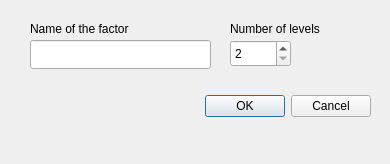
Old version of the form cogstat/ui/factor.ui in the repository cogstat/cogstat.
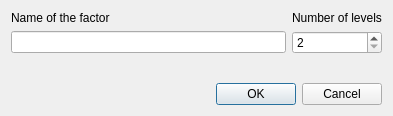
New version of the form.

Commit message: use layout manager for dialogs fixes #159

Diff of the .ui file:
```diff
--- a/cogstat/ui/factor.ui
+++ b/cogstat/ui/factor.ui
@@ -6,96 +6,66 @@
    <rect>
     <x>0</x>
     <y>0</y>
-    <width>390</width>
-    <height>164</height>
+    <width>393</width>
+    <height>116</height>
    </rect>
   </property>
-  <property name="sizePolicy">
-   <sizepolicy hsizetype="Fixed" vsizetype="Fixed">
-    <horstretch>0</horstretch>
-    <verstretch>0</verstretch>
-   </sizepolicy>
-  </property>
-  <property name="minimumSize">
-   <size>
-    <width>390</width>
-    <height>164</height>
-   </size>
-  </property>
-  <property name="maximumSize">
-   <size>
-    <width>390</width>
-    <height>164</height>
-   </size>
-  </property>
   <property name="windowTitle">
    <string>Set factor</string>
   </property>
-  <widget class="QDialogButtonBox" name="buttonBox">
-   <property name="geometry">
-    <rect>
-     <x>30</x>
-     <y>90</y>
-     <width>341</width>
-     <height>32</height>
-    </rect>
-   </property>
-   <property name="orientation">
-    <enum>Qt::Horizontal</enum>
-   </property>
-   <property name="standardButtons">
-    <set>QDialogButtonBox::Cancel|QDialogButtonBox::Ok</set>
-   </property>
-  </widget>
-  <widget class="QLineEdit" name="lineEdit">
-   <property name="geometry">
-    <rect>
-     <x>30</x>
-     <y>40</y>
-     <width>181</width>
-     <height>29</height>
-    </rect>
-   </property>
-  </widget>
-  <widget class="QSpinBox" name="spinBox">
-   <property name="geometry">
-    <rect>
-     <x>230</x>
-     <y>40</y>
-     <width>61</width>
-     <height>27</height>
-    </rect>
-   </property>
-   <property name="minimum">
-    <number>2</number>
-   </property>
-  </widget>
-  <widget class="QLabel" name="label">
-   <property name="geometry">
-    <rect>
-     <x>30</x>
-     <y>20</y>
-     <width>181</width>
-     <height>17</height>
-    </rect>
-   </property>
-   <property name="text">
-    <string>Name of the factor</string>
-   </property>
-  </widget>
-  <widget class="QLabel" name="label_2">
-   <property name="geometry">
-    <rect>
-     <x>230</x>
-     <y>20</y>
-     <width>141</width>
-     <height>17</height>
-    </rect>
-   </property>
-   <property name="text">
-    <string>Number of levels</string>
-   </property>
-  </widget>
+  <layout class="QGridLayout" name="gridLayout_2">
+   <item row="0" column="0">
+    <layout class="QGridLayout" name="gridLayout">
+     <item row="0" column="0">
+      <widget class="QLabel" name="label">
+       <property name="text">
+        <string>Name of the factor</string>
+       </property>
+      </widget>
+     </item>
+     <item row="0" column="1">
+      <widget class="QLabel" name="label_2">
+       <property name="text">
+        <string>Number of levels</string>
+       </property>
+      </widget>
+     </item>
+     <item row="1" column="0">
+      <widget class="QLineEdit" name="lineEdit"/>
+     </item>
+     <item row="1" column="1">
+      <widget class="QSpinBox" name="spinBox">
+       <property name="minimum">
+        <number>2</number>
+       </property>
+      </widget>
+     </item>
+    </layout>
+   </item>
+   <item row="2" column="0">
+    <widget class="QDialogButtonBox" name="buttonBox">
+     <property name="orientation">
+      <enum>Qt::Horizontal</enum>
+     </property>
+     <property name="standardButtons">
+      <set>QDialogButtonBox::Cancel|QDialogButtonBox::Ok</set>
+     </property>
+    </widget>
+   </item>
+   <item row="1" column="0">
+    <spacer name="verticalSpacer">
+     <property name="orientation">
+      <enum>Qt::Vertical</enum>
+     </property>
+     <property name="sizeHint" stdset="0">
+      <size>
+       <width>20</width>
+       <height>40</height>
+      </size>
+     </property>
+    </spacer>
+   </item>
+  </layout>
  </widget>
  <tabstops>
   <tabstop>lineEdit</tabstop>
```
The commit also changes 27 other files.
